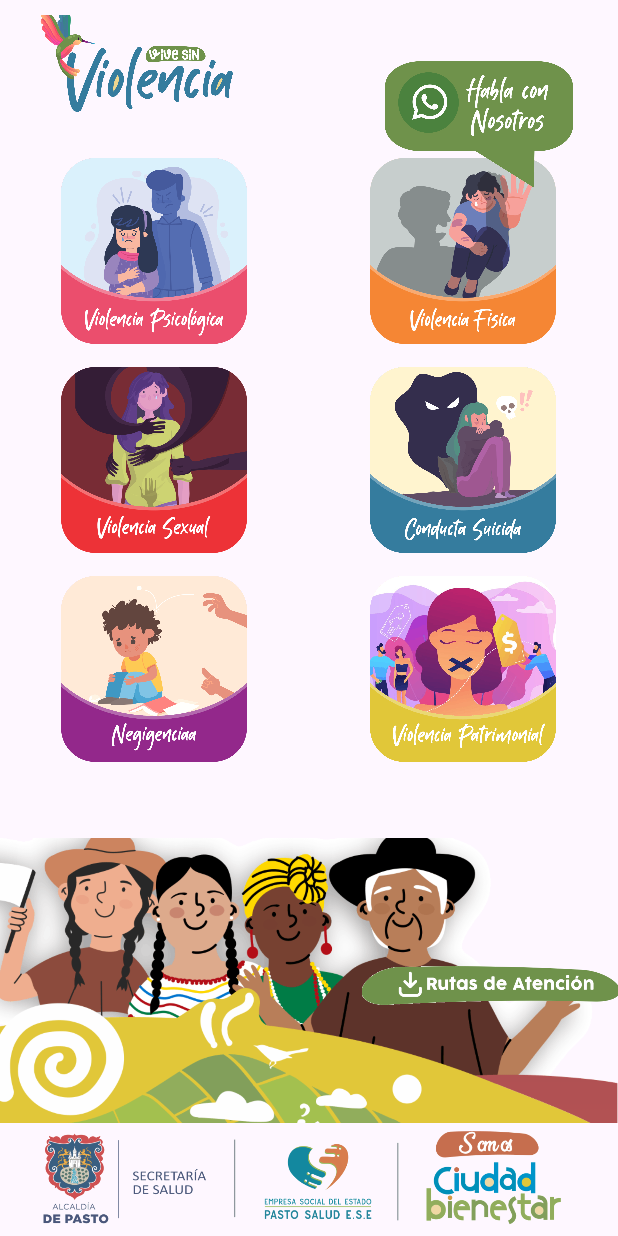
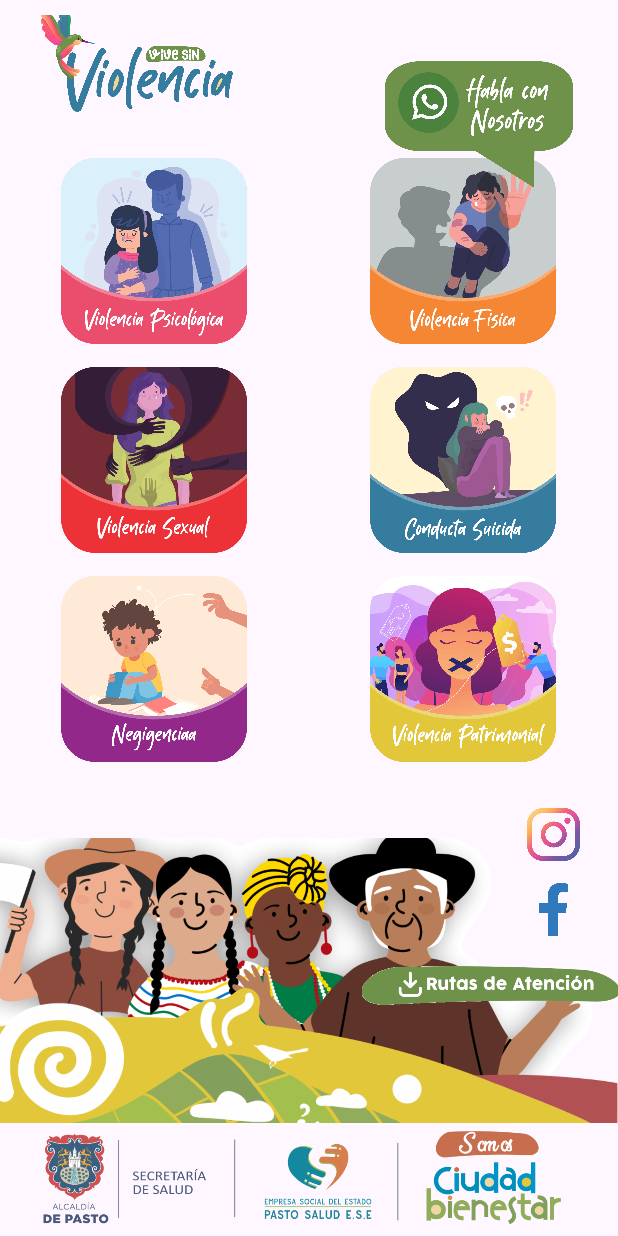
Before and after one commit to andresmoradevs/vivesinviolencia, an Android app: the screen it shows after launch (MainActivity), on a phone screen of 412 x 824 dp. Run offline under Robolectric (Android 15) with nearby library versions, the phone set to English and light mode, and no system bars.

Commit message:
FinalCommit - Refactor 1.0.2 Ajustes redes sociales

```diff
--- a/app/src/main/res/layout/fragment_home.xml
+++ b/app/src/main/res/layout/fragment_home.xml
@@ -4,7 +4,6 @@
     android:layout_width="match_parent"
     android:layout_height="match_parent"
     android:layout_marginTop="10dp">
-
 
     <ImageView
         android:id="@+id/main_icon"
@@ -36,6 +35,28 @@
         android:layout_alignParentTop="true"
         android:layout_alignParentEnd="true"
         android:src="@drawable/btn_chat_with_us"/>
+
+    <ImageView
+        android:id="@+id/fb_icon"
+        android:layout_width="35dp"
+        android:layout_height="35dp"
+        android:layout_alignParentBottom="true"
+        android:layout_alignParentEnd="true"
+        android:layout_marginEnd="25dp"
+        android:layout_marginBottom="200dp"
+        android:elevation="500dp"
+        android:src="@drawable/logo_fb_blue" />
+
+    <ImageView
+        android:id="@+id/intagram_icon"
+        android:layout_width="35dp"
+        android:layout_height="35dp"
+        android:layout_alignParentEnd="true"
+        android:layout_alignParentBottom="true"
+        android:layout_marginBottom="250dp"
+        android:layout_marginEnd="25dp"
+        android:elevation="500dp"
+        android:src="@drawable/logo_insta_bicolor" />
 
     <ImageView
         android:id="@+id/btnRoutesAtention"
--- a/app/src/main/res/layout/fragment_phycho.xml
+++ b/app/src/main/res/layout/fragment_phycho.xml
@@ -148,15 +148,6 @@
         android:layout_below="@+id/second_title"/>
 
     <ImageView
-        android:layout_width="140dp"
-        android:layout_height="140dp"
-        android:layout_below="@+id/second_title"
-        android:layout_alignParentEnd="true"
-        android:layout_marginTop="-30dp"
-        android:layout_marginEnd="20dp"
-        android:src="@drawable/graph_round_violence_psycho"/>
-
-    <ImageView
         android:layout_width="match_parent"
         android:layout_height="250dp"
         android:layout_above="@+id/footer_splash"
```
